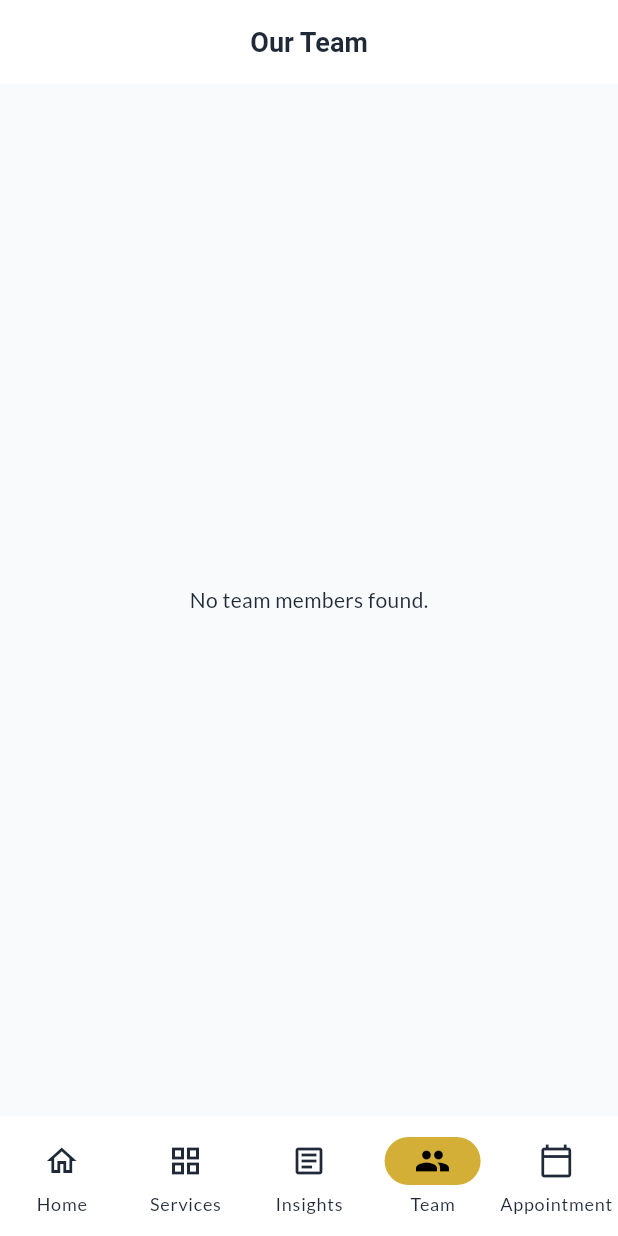
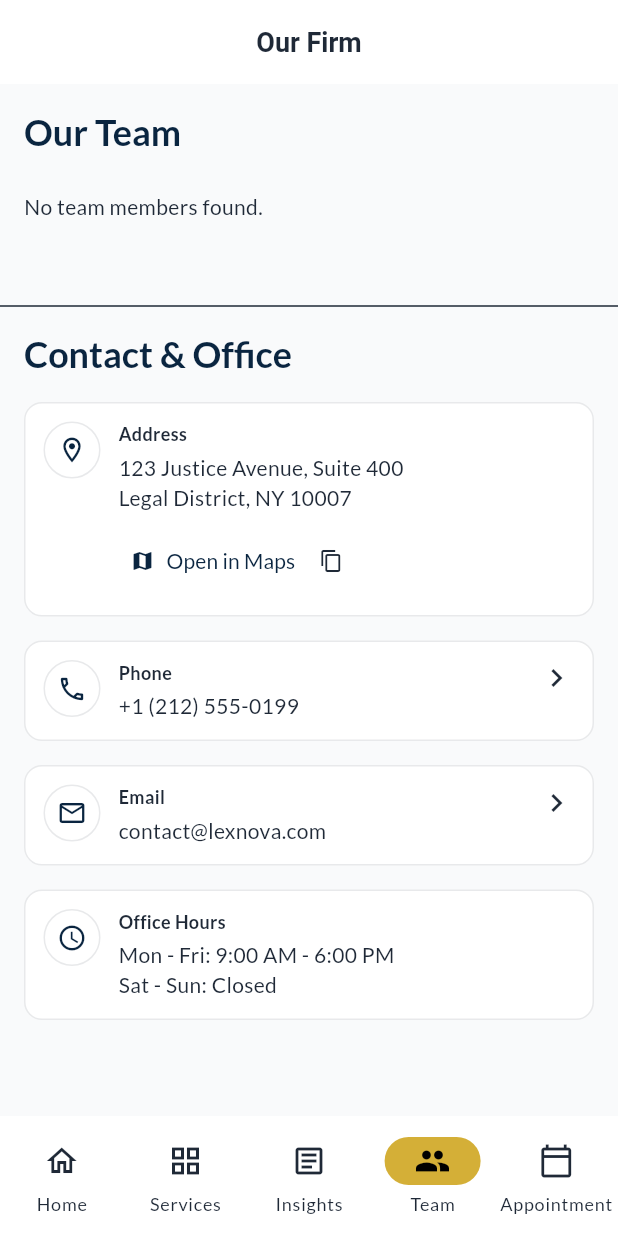
Before and after one commit to Shahadat99x/lawfirm_mobile_app, a Flutter app: the screen it shows after launch, item 4 of the bottom bar chosen, on a phone screen of 412 x 824 dp. Run offline on Flutter 3.47's test engine with Material 3 defaults, Android fonts, the phone set to English and light mode, and no system bars; our stand-ins replace dio, flutter_dotenv, flutter_markdown, flutter_riverpod, go_router, google_fonts and 4 more; accounts and stored records are empty.

Commit message:
team scren changed to Our Firm and Team and contact paged merged

```diff
--- a/lib/features/team/team_screen.dart
+++ b/lib/features/team/team_screen.dart
@@ -1,47 +1,261 @@
 import 'package:flutter/material.dart';
 import 'package:flutter_riverpod/flutter_riverpod.dart';
+import 'package:url_launcher/url_launcher.dart';
+import 'package:flutter/services.dart';
 import 'data/lawyer_repo.dart';
 import 'domain/lawyer.dart';
+import '../../shared/config/contact_config.dart';
+import '../../shared/theme/app_colors.dart';
 
 class TeamScreen extends ConsumerWidget {
   const TeamScreen({super.key});
+
+  Future<void> _launchUrl(String url) async {
+    final uri = Uri.parse(url);
+    if (!await launchUrl(uri, mode: LaunchMode.externalApplication)) {
+      debugPrint('Could not launch $url');
+    }
+  }
+
+  void _copyToClipboard(BuildContext context, String text) {
+    Clipboard.setData(ClipboardData(text: text));
+    ScaffoldMessenger.of(context).showSnackBar(
+      const SnackBar(content: Text('Copied to clipboard')),
+    );
+  }
 
   @override
   Widget build(BuildContext context, WidgetRef ref) {
     final lawyersAsync = ref.watch(lawyersProvider);
 
     return Scaffold(
-      appBar: AppBar(title: const Text('Our Team')),
-      body: lawyersAsync.when(
+      appBar: AppBar(title: const Text('Our Firm')),
+      body: SingleChildScrollView(
+        padding: const EdgeInsets.only(bottom: 100), // Spacing for nav bar
+        child: Column(
+          crossAxisAlignment: CrossAxisAlignment.start,
+          children: [
+            // Team Section
+            Padding(
+              padding: const EdgeInsets.fromLTRB(16, 16, 16, 8),
+              child: Text(
+                'Our Team',
+                style: Theme.of(context).textTheme.headlineSmall?.copyWith(
+                      fontWeight: FontWeight.bold,
+                      color: AppColors.primary,
+                    ),
+              ),
+            ),
+            lawyersAsync.when(
               data: (lawyers) {
                 if (lawyers.isEmpty) {
-            return const Center(child: Text('No team members found.'));
+                  return const Padding(
+                    padding: EdgeInsets.all(16.0),
+                    child: Text('No team members found.'),
+                  );
                 }
                 return ListView.builder(
-            padding: const EdgeInsets.all(16),
+                  padding: const EdgeInsets.symmetric(horizontal: 16),
+                  shrinkWrap: true,
+                  physics: const NeverScrollableScrollPhysics(),
                   itemCount: lawyers.length,
                   itemBuilder: (context, index) {
                     final lawyer = lawyers[index];
+                    return _LawyerCard(lawyer: lawyer);
+                  },
+                );
+              },
+              loading: () => const Padding(
+                padding: EdgeInsets.all(16.0),
+                child: Center(child: CircularProgressIndicator()),
+              ),
+              error: (err, stack) => Padding(
+                padding: const EdgeInsets.all(16.0),
+                child: SizedBox(
+                  width: double.infinity,
+                  child: Column(
+                    children: [
+                      const Text('Failed to load team'),
+                      ElevatedButton(
+                        onPressed: () => ref.refresh(lawyersProvider),
+                        child: const Text('Retry'),
+                      ),
+                    ],
+                  ),
+                ),
+              ),
+            ),
+
+            const SizedBox(height: 24),
+            const Divider(height: 32),
+
+            // Contact & Office Section
+            Padding(
+              padding: const EdgeInsets.symmetric(horizontal: 16),
+              child: Column(
+                crossAxisAlignment: CrossAxisAlignment.start,
+                children: [
+                  Text(
+                    'Contact & Office',
+                    style: Theme.of(context).textTheme.headlineSmall?.copyWith(
+                          fontWeight: FontWeight.bold,
+                          color: AppColors.primary,
+                        ),
+                  ),
+                  const SizedBox(height: 16),
+                  _buildContactItem(
+                    context,
+                    icon: Icons.location_on_outlined,
+                    title: 'Address',
+                    content: ContactConfig.address,
+                    action: Row(
+                      mainAxisSize: MainAxisSize.min,
+                      children: [
+                        TextButton.icon(
+                          onPressed: () => _launchUrl(ContactConfig.googleMapsUrl),
+                          icon: const Icon(Icons.map, size: 16),
+                          label: const Text('Open in Maps'),
+                          style: TextButton.styleFrom(
+                            padding: const EdgeInsets.symmetric(horizontal: 8),
+                            minimumSize: Size.zero,
+                          ),
+                        ),
+                        const SizedBox(width: 8),
+                         IconButton(
+                          onPressed: () => _copyToClipboard(context, ContactConfig.address),
+                          icon: const Icon(Icons.copy, size: 16),
+                          tooltip: 'Copy Address',
+                          padding: EdgeInsets.zero,
+                          constraints: const BoxConstraints(),
+                          style: IconButton.styleFrom(tapTargetSize: MaterialTapTargetSize.shrinkWrap),
+                        ),
+                      ],
+                    ),
+                  ),
+                  const SizedBox(height: 16),
+                  _buildContactItem(
+                    context,
+                    icon: Icons.phone_outlined,
+                    title: 'Phone',
+                    content: ContactConfig.phone,
+                    onTap: () => _launchUrl('tel:${ContactConfig.phone}'),
+                  ),
+                  const SizedBox(height: 16),
+                  _buildContactItem(
+                    context,
+                    icon: Icons.email_outlined,
+                    title: 'Email',
+                    content: ContactConfig.email,
+                    onTap: () => _launchUrl('mailto:${ContactConfig.email}'),
+                  ),
+                   const SizedBox(height: 16),
+                  _buildContactItem(
+                    context,
+                    icon: Icons.access_time,
+                    title: 'Office Hours',
+                    content: ContactConfig.officeHours,
+                  ),
+                ],
+              ),
+            ),
+          ],
+        ),
+      ),
+    );
+  }
+
+  Widget _buildContactItem(BuildContext context,
+      {required IconData icon,
+      required String title,
+      required String content,
+      Widget? action,
+      VoidCallback? onTap}) {
+    return InkWell(
+      onTap: onTap,
+      borderRadius: BorderRadius.circular(12),
+      child: Container(
+        padding: const EdgeInsets.all(12),
+        decoration: BoxDecoration(
+          color: Theme.of(context).colorScheme.surfaceContainerHighest, // was grey.shade50
+          borderRadius: BorderRadius.circular(12),
+          border: Border.all(color: Theme.of(context).dividerColor.withOpacity(0.1)),
+        ),
+        child: Row(
+          crossAxisAlignment: CrossAxisAlignment.start,
+          children: [
+            Container(
+              padding: const EdgeInsets.all(8),
+              decoration: BoxDecoration(
+                color: Theme.of(context).cardColor,
+                shape: BoxShape.circle,
+                border: Border.all(color: Theme.of(context).dividerColor.withOpacity(0.1)),
+              ),
+              child: Icon(icon, color: Theme.of(context).colorScheme.primary, size: 20),
+            ),
+            const SizedBox(width: 12),
+            Expanded(
+              child: Column(
+                crossAxisAlignment: CrossAxisAlignment.start,
+                children: [
+                  Text(
+                    title,
+                    style: TextStyle(
+                      fontSize: 12,
+                      fontWeight: FontWeight.bold,
+                      color: Theme.of(context).colorScheme.onSurfaceVariant,
+                    ),
+                  ),
+                  const SizedBox(height: 4),
+                  Text(
+                    content,
+                    style: TextStyle(
+                      fontSize: 14,
+                      height: 1.4,
+                      color: Theme.of(context).colorScheme.onSurface,
+                    ),
+                  ),
+                  if (action != null) ...[
+                    const SizedBox(height: 8),
+                    action,
+                  ],
+                ],
+              ),
+            ),
+            if (onTap != null)
+              Icon(Icons.chevron_right, color: Theme.of(context).colorScheme.onSurfaceVariant),
+          ],
+        ),
+      ),
+    );
+  }
+}
+
+class _LawyerCard extends StatelessWidget {
+  final Lawyer lawyer;
+  const _LawyerCard({required this.lawyer});
+
+  @override
+  Widget build(BuildContext context) {
     return Card(
-                clipBehavior: Clip.antiAlias,
-                margin: const EdgeInsets.only(bottom: 16),
-                child: InkWell(
-                  onTap: () {
-                    // Navigate to detail if needed, or expand
-                    // For now simple list as requested
-                  },
+      elevation: 0,
+      color: Theme.of(context).cardColor,
+      shape: RoundedRectangleBorder(
+        borderRadius: BorderRadius.circular(12),
+        side: BorderSide(color: Theme.of(context).dividerColor.withOpacity(0.1)),
+      ),
+      margin: const EdgeInsets.only(bottom: 12),
       child: Padding(
-                    padding: const EdgeInsets.all(16),
+        padding: const EdgeInsets.all(12),
         child: Row(
           children: [
              CircleAvatar(
-                          radius: 30,
-                          backgroundColor: Colors.grey.shade200,
+              radius: 28,
+              backgroundColor: Theme.of(context).colorScheme.surfaceContainerHighest,
               backgroundImage: lawyer.photoUrl != null
                   ? NetworkImage(lawyer.photoUrl!)
                   : null,
               child: lawyer.photoUrl == null
-                              ? const Icon(Icons.person, size: 30)
+                  ? Icon(Icons.person, size: 28, color: Theme.of(context).colorScheme.onSurfaceVariant)
                   : null,
             ),
             const SizedBox(width: 16),
@@ -51,38 +265,16 @@ class TeamScreen extends ConsumerWidget {
                 children: [
                   Text(
                     lawyer.name,
-                                style: Theme.of(context).textTheme.titleMedium?.copyWith(
+                    style: const TextStyle(
                       fontWeight: FontWeight.bold,
+                      fontSize: 16,
                     ),
                   ),
                   Text(
                     lawyer.title,
-                                style: Theme.of(context).textTheme.bodyMedium?.copyWith(
-                                      color: Theme.of(context).colorScheme.secondary,
-                                    ),
-                              ),
-                              if (lawyer.languages != null && lawyer.languages!.isNotEmpty)
-                                Padding(
-                                  padding: const EdgeInsets.only(top: 8),
-                                  child: Wrap(
-                                    spacing: 4,
-                                    runSpacing: 4,
-                                    children: lawyer.languages!.map((lang) {
-                                      return Container(
-                                        padding: const EdgeInsets.symmetric(
-                                            horizontal: 8, vertical: 2),
-                                        decoration: BoxDecoration(
-                                          color: Theme.of(context)
-                                              .colorScheme
-                                              .surfaceVariant,
-                                          borderRadius: BorderRadius.circular(4),
-                                        ),
-                                        child: Text(
-                                          lang,
-                                          style: const TextStyle(fontSize: 10),
-                                        ),
-                                      );
-                                    }).toList(),
+                    style: TextStyle(
+                      color: Theme.of(context).colorScheme.primary,
+                      fontSize: 13,
                     ),
                   ),
                 ],
@@ -91,26 +283,6 @@ class TeamScreen extends ConsumerWidget {
           ],
         ),
       ),
-                ),
-              );
-            },
-          );
-        },
-        loading: () => const Center(child: CircularProgressIndicator()),
-        error: (err, stack) => Center(
-          child: Column(
-            mainAxisAlignment: MainAxisAlignment.center,
-            children: [
-              const Text('Failed to load team'),
-              const SizedBox(height: 8),
-              ElevatedButton(
-                onPressed: () => ref.refresh(lawyersProvider),
-                child: const Text('Retry'),
-              ),
-            ],
-          ),
-        ),
-      ),
     );
   }
 }
--- /dev/null
+++ b/lib/shared/config/contact_config.dart
@@ -0,0 +1,11 @@
+class ContactConfig {
+  static const String firmName = 'LexNova Law Firm';
+  static const String address = '123 Justice Avenue, Suite 400\nLegal District, NY 10007';
+  static const String mapCoordinates = '40.7128,-74.0060'; // Lat, Long (Example)
+  static const String googleMapsUrl = 'https://www.google.com/maps/search/?api=1&query=$firmName $address';
+
+  static const String phone = '+1 (212) 555-0199';
+  static const String email = 'contact@lexnova.com';
+
+  static const String officeHours = 'Mon - Fri: 9:00 AM - 6:00 PM\nSat - Sun: Closed';
+}
```
Lines whose indentation alone changed are shown as unchanged.
